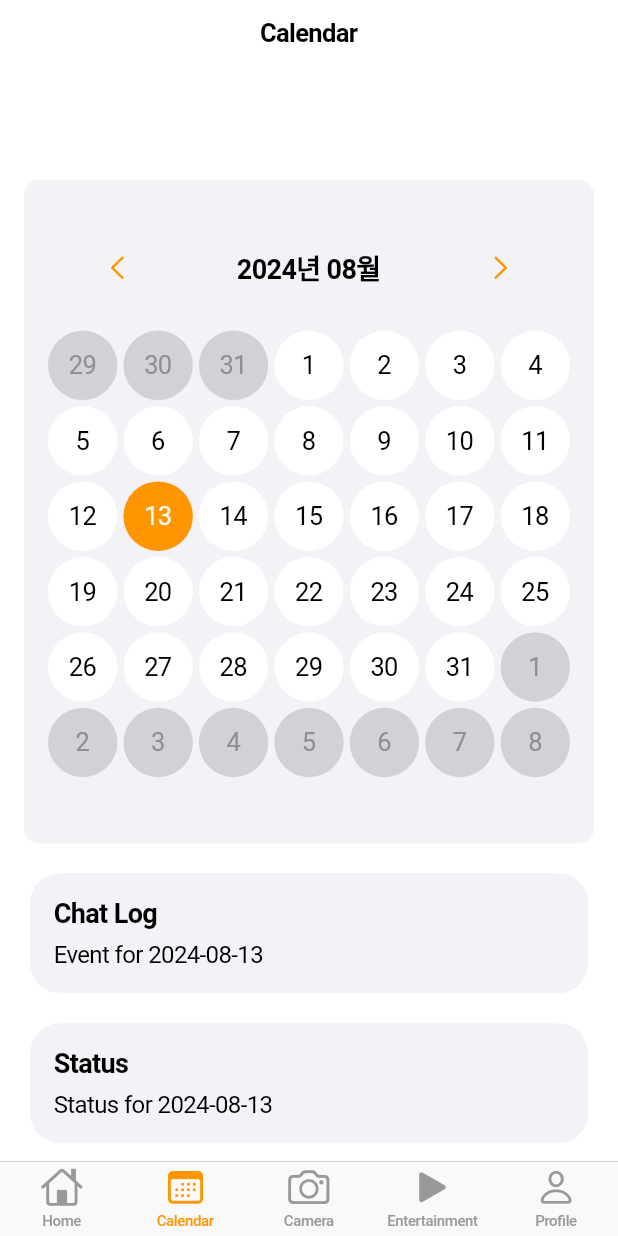
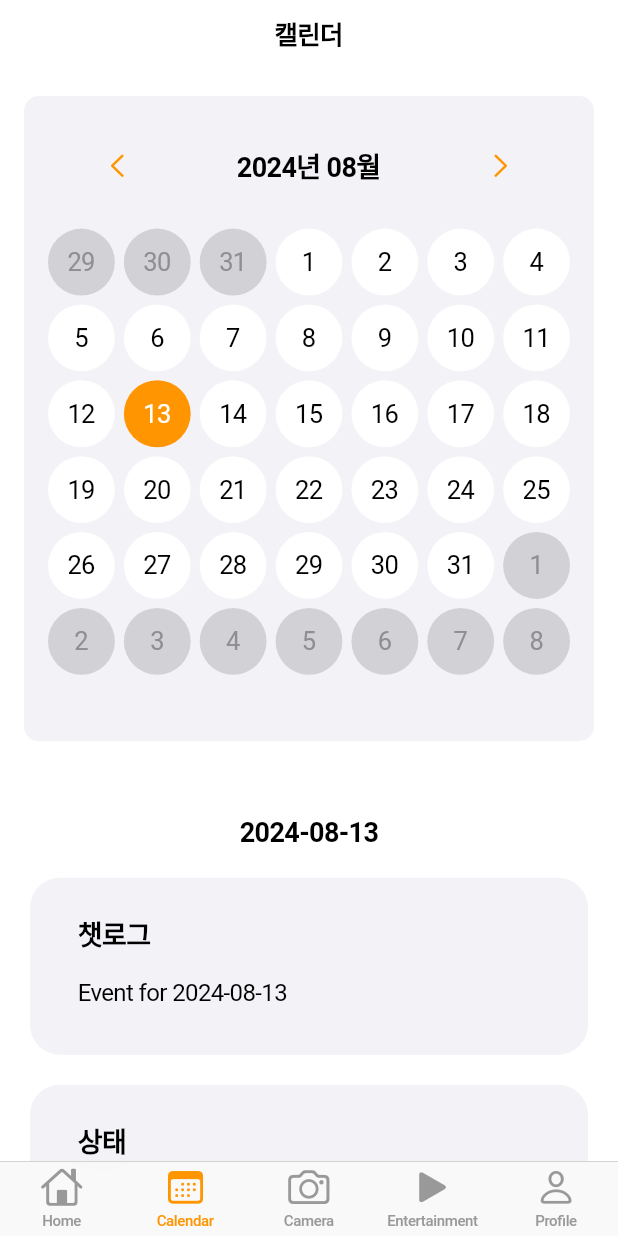
Before and after one commit to SKT-FLY-AI/frontend, a Flutter app: the AppTabController screen opened directly, item 2 of the bottom bar chosen, on a phone screen of 412 x 824 dp. Run offline on Flutter 3.47's test engine with Material 3 defaults, Android fonts, the phone set to English and light mode, and no system bars; our stand-ins replace camera, flutter_secure_storage, image_picker; accounts and stored records are empty.

Commit message:
Feat: 챗로그 및 상태 페이지 생성 및 캘린더 페이지와 연결

```diff
--- a/golden_retriever_app/lib/screens/app_tab_controller.dart
+++ b/golden_retriever_app/lib/screens/app_tab_controller.dart
@@ -60,7 +60,7 @@ class _AppTabControllerState extends State<AppTabController> {
       ),
       tabBuilder: (context, index) {
         // Debugging: Log tab changes
-        debugPrint("Selected tab index: $index");
+        // debugPrint("Selected tab index: $index");
         return _buildTabContent(index);
       },
     );
--- a/golden_retriever_app/lib/screens/calendar_screen.dart
+++ b/golden_retriever_app/lib/screens/calendar_screen.dart
@@ -1,11 +1,15 @@
 // lib/screens/calendar_screen.dart
 
 import 'package:flutter/cupertino.dart';
+import 'package:golden_retriever_app/screens/status_screen.dart';
 import 'package:intl/intl.dart';
-import '../widgets/calendar_header.dart';
-import '../widgets/calendar_grid.dart';
-import '../widgets/info_box.dart';
+import '../widgets/calendar/calendar_header.dart';
+import '../widgets/calendar/calendar_grid.dart';
+import '../widgets/calendar/info_box.dart';
+import 'chatlog_screen.dart';
 
+/// Main screen widget displaying a calendar with navigable months.
+/// Users can select dates and view related information.
 class CalendarScreen extends StatefulWidget {
   const CalendarScreen({super.key});
 
@@ -27,18 +31,21 @@ class _CalendarScreenState extends State<CalendarScreen> {
     _updateSelectedDateInfoAndStatus(_selectedDate);
   }
 
+  /// Navigates to the previous month
   void _previousMonth() {
     setState(() {
       _focusedDate = DateTime(_focusedDate.year, _focusedDate.month - 1);
     });
   }
 
+  /// Navigates to the next month
   void _nextMonth() {
     setState(() {
       _focusedDate = DateTime(_focusedDate.year, _focusedDate.month + 1);
     });
   }
 
+  /// Updates the selected date and its associated information
   void _updateSelectedDate(DateTime date) {
     setState(() {
       _selectedDate = date;
@@ -46,6 +53,7 @@ class _CalendarScreenState extends State<CalendarScreen> {
     });
   }
 
+  /// Updates the information and status for the selected date
   void _updateSelectedDateInfoAndStatus(DateTime date) {
     _selectedDateInfo = "Event for ${_dateFormat.format(date)}";
     _selectedDateStatus = "Status for ${_dateFormat.format(date)}";
@@ -55,19 +63,34 @@ class _CalendarScreenState extends State<CalendarScreen> {
   Widget build(BuildContext context) {
     return CupertinoPageScaffold(
       navigationBar: const CupertinoNavigationBar(
-        middle: Text('Calendar'),
+        middle: Text('캘린더'),
       ),
+      child: SafeArea(
+        child: SingleChildScrollView(
           child: Column(
             children: [
-          const SizedBox(height: 120),
+              const SizedBox(height: 20),
               _buildCalendar(context),
+              const SizedBox(height: 50),
+              Text(
+                '${_dateFormat.format(_selectedDate)}',
+                style: TextStyle(
+                  fontSize: 18.0,                // Custom font size
+                  fontWeight: FontWeight.bold,   // Custom font weight
+                ),
+                textAlign: TextAlign.center,     // Center-align the text
+              ),
               const SizedBox(height: 20),
               _buildInfoBoxes(),
+              const SizedBox(height: 50),
             ],
+          ),
+        ),
       ),
     );
   }
 
+  /// Builds the calendar view with month navigation and date selection
   Widget _buildCalendar(BuildContext context) {
     return LayoutBuilder(
       builder: (context, constraints) {
@@ -103,25 +126,40 @@ class _CalendarScreenState extends State<CalendarScreen> {
     );
   }
 
+  /// Builds the information boxes displaying selected date's details
   Widget _buildInfoBoxes() {
-    return Expanded(
-      child: SingleChildScrollView(
-        child: Container(
+    return Container(
       margin: const EdgeInsets.symmetric(horizontal: 8.0),
       child: Column(
         children: [
-              InfoBox(
-                title: 'Chat Log',
+          GestureDetector(
+            onTap: () {
+              // Navigate to ChatLogScreen when the Chat Log box is tapped
+              Navigator.push(
+                context,
+                CupertinoPageRoute(builder: (context) => ChatLogScreen(date: _selectedDate)),
+              );
+            },
+            child: InfoBox(
+              title: '챗로그',
               content: _selectedDateInfo,
             ),
+          ),
           const SizedBox(height: 20),
-              InfoBox(
-                title: 'Status',
+          GestureDetector(
+            onTap: () {
+              // Navigate to StatusScreen when the Status box is tapped
+              Navigator.push(
+                context,
+                CupertinoPageRoute(builder: (context) => StatusScreen(date: _selectedDate)),
+              );
+            },
+            child: InfoBox(
+              title: '상태',
               content: _selectedDateStatus,
             ),
+          ),
         ],
-          ),
-        ),
       ),
     );
   }
--- a/golden_retriever_app/lib/widgets/calendar_grid.dart
+++ b/golden_retriever_app/lib/widgets/calendar/calendar_grid.dart
@@ -1,4 +1,4 @@
-// lib/widgets/calendar_grid.dart
+// lib/widgets/calendar/calendar_grid.dart
 
 import 'package:flutter/cupertino.dart';
 
@@ -21,8 +21,8 @@ class CalendarGrid extends StatelessWidget {
     return GridView.builder(
       gridDelegate: const SliverGridDelegateWithFixedCrossAxisCount(
         crossAxisCount: 7,
-        mainAxisSpacing: 4.0,
-        crossAxisSpacing: 4.0,
+        mainAxisSpacing: 6.0,
+        crossAxisSpacing: 6.0,
       ),
       itemCount: days.length,
       itemBuilder: (context, index) => _buildDayCell(days[index]),
--- a/golden_retriever_app/lib/widgets/calendar_header.dart
+++ b/golden_retriever_app/lib/widgets/calendar/calendar_header.dart
@@ -1,4 +1,4 @@
-// lib/widgets/calendar_header.dart
+// lib/widgets/calendar/calendar_header.dart
 
 import 'package:flutter/cupertino.dart';
 
@@ -15,7 +15,7 @@ class CalendarHeader extends StatelessWidget {
     required this.onLeftArrowTap,
     required this.onRightArrowTap,
     this.textStyle,
-    this.padding = const EdgeInsets.all(16.0),
+    this.padding = const EdgeInsets.only(top: 4, bottom: 16, left: 16, right: 16),
   }) : super(key: key);
 
   @override
--- a/golden_retriever_app/lib/widgets/info_box.dart
+++ b/golden_retriever_app/lib/widgets/calendar/info_box.dart
@@ -24,7 +24,7 @@ class InfoBox extends StatelessWidget {
     this.contentColor = CupertinoColors.black,
     this.borderRadius = 20.0,
     this.margin = const EdgeInsets.symmetric(horizontal: 12.0),
-    this.padding = const EdgeInsets.all(16.0),
+    this.padding = const EdgeInsets.only(top: 24, bottom: 32, left: 32, right: 32),
     this.titleFontSize = 18.0,
     this.contentFontSize = 16.0,
     this.titleFontWeight = FontWeight.bold,
@@ -51,7 +51,7 @@ class InfoBox extends StatelessWidget {
               color: titleColor,
             ),
           ),
-          const SizedBox(height: 8.0),
+          const SizedBox(height: 16.0),
           Text(
             content,
             style: TextStyle(
--- a/golden_retriever_app/lib/widgets/camera/camera_controls_widget.dart
+++ b/golden_retriever_app/lib/widgets/camera/camera_controls_widget.dart
@@ -19,7 +19,7 @@ class CameraControlsWidget extends StatelessWidget {
     return Stack(
       children: [
         Positioned(
-          bottom: 50.0,
+          bottom: 70.0,
           left: 16.0,
           right: 16.0,
           child: Row(
```
Also changed, not shown: golden_retriever_app/lib/screens/chatlog_screen.dart (added, +23 -0 lines), golden_retriever_app/lib/screens/status_screen.dart (added, +23 -0 lines). Lines whose indentation alone changed are shown as unchanged.
